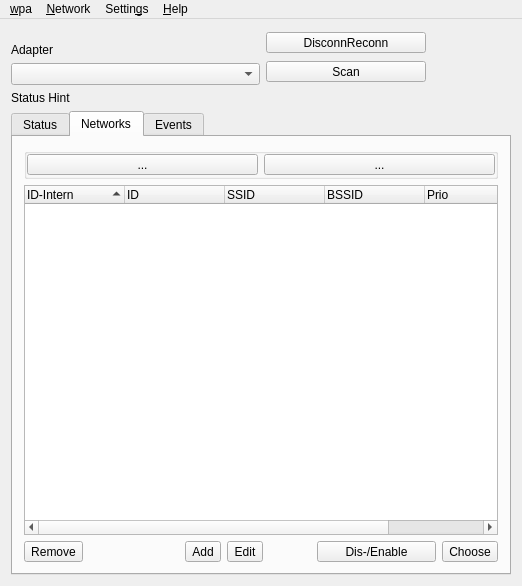
Old version of the form src/wpagui.ui in the repository loh-tar/wpa-cute.
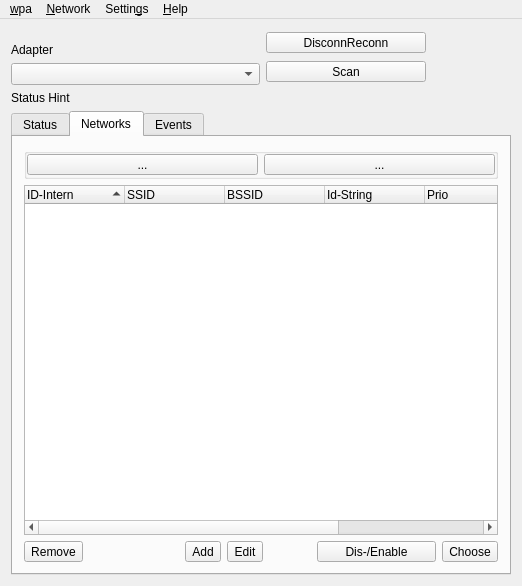
New version of the form. Icons and pictures are not drawn.

Commit message:
Change displayed data in networklist
This way we have less not so interesting info there, like the network
block number (old ID caption) and more interesting stuff like id_str
(new ID caption) not cluttered in the old flag column

The greatly shortened display of the network status saves a lot of
space, perhaps unnecessary, but I felt like it

```diff
--- a/src/wpagui.ui
+++ b/src/wpagui.ui
@@ -389,11 +389,6 @@
               <string notr="true">ID-Intern</string>
              </property>
             </column>
-            <column>
-             <property name="text">
-              <string notr="true">ID</string>
-             </property>
-            </column>
             <column>
              <property name="text">
               <string notr="true">SSID</string>
@@ -404,6 +399,14 @@
               <string notr="true">BSSID</string>
              </property>
             </column>
+            <column>
+             <property name="text">
+              <string notr="true">Id-String</string>
+             </property>
+             <property name="statusTip">
+              <string/>
+             </property>
+            </column>
             <column>
              <property name="text">
               <string notr="true">Prio</string>
@@ -411,7 +414,12 @@
             </column>
             <column>
              <property name="text">
-              <string notr="true">Flags</string>
+              <string notr="true">Status</string>
+             </property>
+            </column>
+            <column>
+             <property name="text">
+              <string>Flags</string>
              </property>
             </column>
            </widget>
```
Left out of the diff: 5 changed lines with no effect on the pictures. The commit also changes 2 other files.
